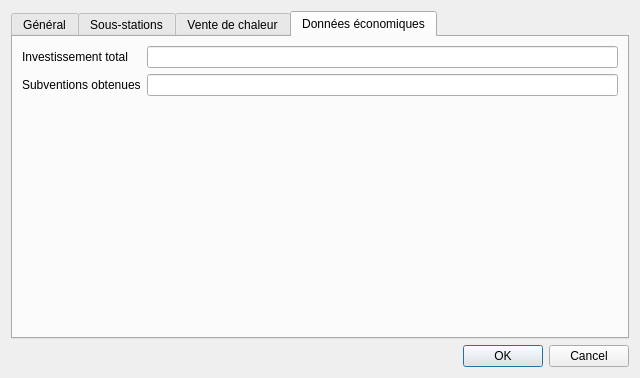
The window that configurationdialog.ui (pyridiss/suivi-chaufferies) describes before a commit, drawn with Qt 5.
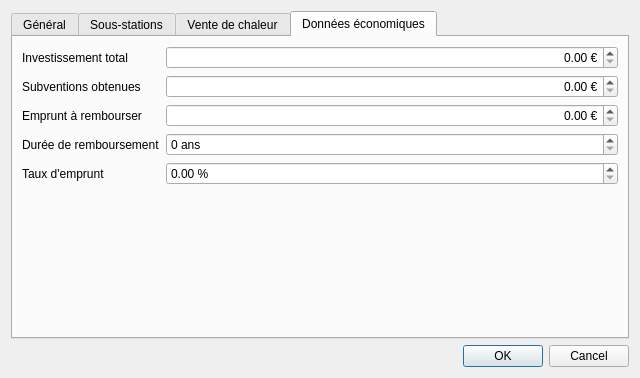
The same window after the commit. The open tabs and pages were chosen to show the change. Icons and pictures are not drawn.

Commit message: Complete economy tab in configuration dialog.

```diff
--- a/configurationdialog.ui
+++ b/configurationdialog.ui
@@ -333,9 +333,6 @@
        <string>Données économiques</string>
       </attribute>
       <layout class="QFormLayout" name="formLayout_3">
-       <item row="0" column="1">
-        <widget class="QLineEdit" name="lineEdit_Investment"/>
-       </item>
        <item row="0" column="0">
         <widget class="QLabel" name="label_6">
          <property name="text">
@@ -343,6 +340,22 @@
          </property>
         </widget>
        </item>
+       <item row="0" column="1">
+        <widget class="QDoubleSpinBox" name="doubleSpinBox_Investment">
+         <property name="alignment">
+          <set>Qt::AlignRight|Qt::AlignTrailing|Qt::AlignVCenter</set>
+         </property>
+         <property name="suffix">
+          <string> €</string>
+         </property>
+         <property name="maximum">
+          <double>1000000.000000000000000</double>
+         </property>
+         <property name="singleStep">
+          <double>1000.000000000000000</double>
+         </property>
+        </widget>
+       </item>
        <item row="1" column="0">
         <widget class="QLabel" name="label_13">
          <property name="text">
@@ -351,7 +364,71 @@
         </widget>
        </item>
        <item row="1" column="1">
-        <widget class="QLineEdit" name="lineEdit_Subsidies"/>
+        <widget class="QDoubleSpinBox" name="doubleSpinBox_Subsidies">
+         <property name="alignment">
+          <set>Qt::AlignRight|Qt::AlignTrailing|Qt::AlignVCenter</set>
+         </property>
+         <property name="suffix">
+          <string> €</string>
+         </property>
+         <property name="maximum">
+          <double>1000000.000000000000000</double>
+         </property>
+         <property name="singleStep">
+          <double>1000.000000000000000</double>
+         </property>
+        </widget>
+       </item>
+       <item row="2" column="0">
+        <widget class="QLabel" name="label_14">
+         <property name="text">
+          <string>Emprunt à rembourser</string>
+         </property>
+        </widget>
+       </item>
+       <item row="2" column="1">
+        <widget class="QDoubleSpinBox" name="doubleSpinBox_Loan">
+         <property name="alignment">
+          <set>Qt::AlignRight|Qt::AlignTrailing|Qt::AlignVCenter</set>
+         </property>
+         <property name="suffix">
+          <string> €</string>
+         </property>
+         <property name="maximum">
+          <double>1000000.000000000000000</double>
+         </property>
+         <property name="singleStep">
+          <double>1000.000000000000000</double>
+         </property>
+        </widget>
+       </item>
+       <item row="3" column="1">
+        <widget class="QSpinBox" name="spinBox_LoanPeriod">
+         <property name="suffix">
+          <string> ans</string>
+         </property>
+        </widget>
+       </item>
+       <item row="3" column="0">
+        <widget class="QLabel" name="label_15">
+         <property name="text">
+          <string>Durée de remboursement</string>
+         </property>
+        </widget>
+       </item>
+       <item row="4" column="0">
+        <widget class="QLabel" name="label_16">
+         <property name="text">
+          <string>Taux d'emprunt</string>
+         </property>
+        </widget>
+       </item>
+       <item row="4" column="1">
+        <widget class="QDoubleSpinBox" name="doubleSpinBox_LoanRate">
+         <property name="suffix">
+          <string> %</string>
+         </property>
+        </widget>
        </item>
       </layout>
      </widget>
```
The commit also changes 1 other file.
